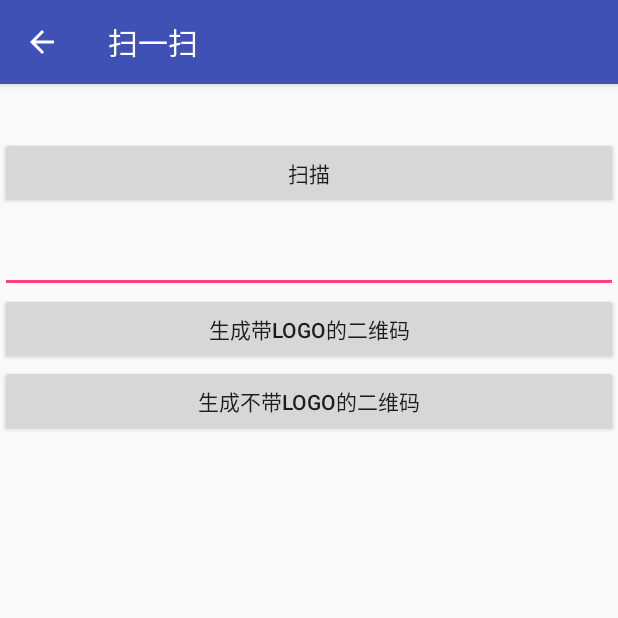
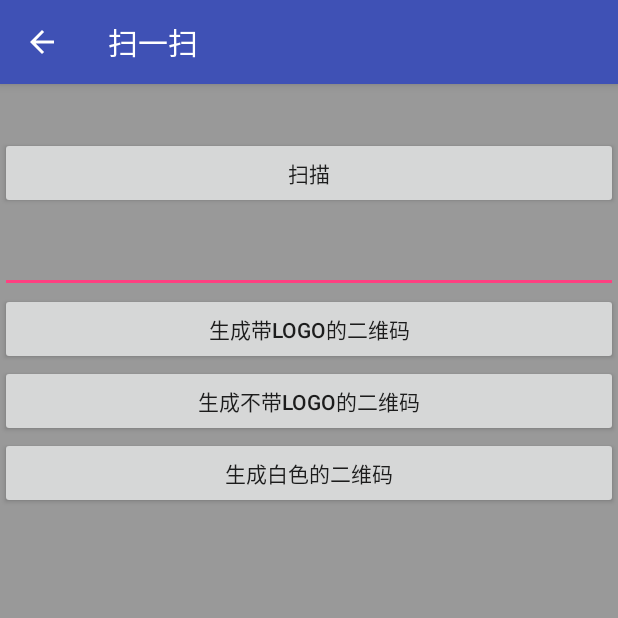
Before and after one commit to willShuhuan/MyDemos, an Android app: the QRCodeActivity screen opened directly, with no data from a screen before it, on a phone screen of 412 x 824 dp, the top half of it. Run offline under Robolectric (Android 15) with nearby library versions, the phone set to English and light mode, and no system bars; libraries missing offline, so code that uses them is left out: com.yanzhenjie.permission.

Commit message:
2018/9/14 +生成白色的二维码           +录音功能so库加入gradle支持代码

```diff
--- a/app/src/main/AndroidManifest.xml
+++ b/app/src/main/AndroidManifest.xml
@@ -45,7 +45,7 @@
             android:screenOrientation="portrait"/>
         <activity android:name=".activity.QRCodeActivity"
             android:screenOrientation="portrait"/>
-        <activity android:name=".mvp.view.MVPLoginActivity"
+        <activity android:name=".mvp.activity.MVPLoginActivity"
             android:screenOrientation="portrait"/>
         <service android:name=".service.MyIntentService"/>
         <service android:name=".service.AudioMp3RecoderService3">
--- a/app/src/main/java/com/dsh/mydemos/MainActivity.java
+++ b/app/src/main/java/com/dsh/mydemos/MainActivity.java
@@ -13,7 +13,7 @@ import com.dsh.mydemos.activity.QRCodeActivity;
 import com.dsh.mydemos.activity.RxJavaActivity;
 import com.dsh.mydemos.activity.SearchViewGreenDaoActivity;
 import com.dsh.mydemos.base.BaseActivity;
-import com.dsh.mydemos.mvp.view.MVPLoginActivity;
+import com.dsh.mydemos.mvp.activity.MVPLoginActivity;
 
 public class MainActivity extends BaseActivity {
 
--- a/app/src/main/res/drawable/shadow_shape.xml
+++ b/app/src/main/res/drawable/shadow_shape.xml
@@ -52,6 +52,11 @@
                 android:bottom="4dp"
                 android:right="3dp">
                 <shape>
+                    <!--<gradient-->
+                        <!--android:angle="270"-->
+                        <!--android:endColor="#666666"-->
+                        <!--android:startColor="#ffffff"-->
+                        <!--/>-->
                     <solid android:color="#FFFFFF" />
                     <corners android:radius="10dp" />
                 </shape>
--- a/app/src/main/res/layout/activity_qrcode.xml
+++ b/app/src/main/res/layout/activity_qrcode.xml
@@ -4,6 +4,7 @@
     android:layout_width="match_parent"
     android:layout_height="match_parent"
     android:orientation="vertical"
+    android:background="#999999"
     tools:context="com.dsh.mydemos.activity.QRCodeActivity">
 
     <android.support.design.widget.AppBarLayout
@@ -78,6 +79,20 @@
 
         />
 
+    <Button
+        android:id="@+id/enwcodeBtn"
+        android:layout_width="match_parent"
+        android:layout_height="wrap_content"
+        android:text="生成白色的二维码" />
+
+
+    <ImageView
+        android:id="@+id/contentwIv"
+        android:layout_width="wrap_content"
+        android:layout_height="wrap_content"
+        android:layout_gravity="center"
+
+        />
 
 
 
```
Also changed, not shown: app/build.gradle (+8 -2 lines), app/src/main/java/com/dsh/mydemos/activity/QRCodeActivity.java (+27 -2 lines), dshzxinglib/src/main/java/com/dongsh/zxinglibrary/encode/CodeCreator.java (+18 -1 lines).
